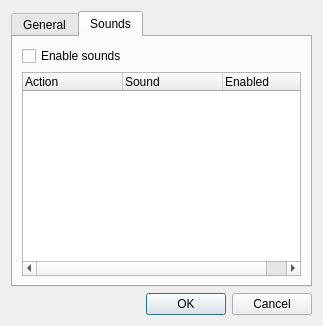
Before: the Qt Designer form acclient/trunk/ui/preferencesdialog.ui in mbpolan/alert-chat, drawn with Qt 5.
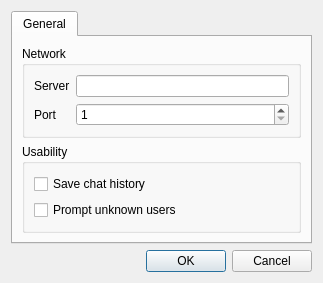
After: the same form once the commit is applied. The open tabs and pages were chosen to show the change.

Commit message: - Added "About" dialog - Fixed window dimensions of certain dialogs - Removed the sounds tab from Preferences dialog

Diff of the .ui file:
```diff
--- a/acclient/trunk/ui/preferencesdialog.ui
+++ b/acclient/trunk/ui/preferencesdialog.ui
@@ -7,7 +7,7 @@
     <x>0</x>
     <y>0</y>
     <width>323</width>
-    <height>326</height>
+    <height>271</height>
    </rect>
   </property>
   <property name="windowTitle">
@@ -16,6 +16,9 @@
   <layout class="QVBoxLayout" name="verticalLayout_6">
    <item>
     <widget class="QTabWidget" name="tabWidget">
+     <property name="enabled">
+      <bool>true</bool>
+     </property>
      <property name="currentIndex">
       <number>0</number>
      </property>
@@ -106,42 +109,6 @@
        </item>
       </layout>
      </widget>
-     <widget class="QWidget" name="tab_2">
-      <attribute name="title">
-       <string>Sounds</string>
-      </attribute>
-      <layout class="QVBoxLayout" name="verticalLayout_5">
-       <item>
-        <widget class="QCheckBox" name="enableSounds">
-         <property name="toolTip">
-          <string>Enable custom sound effects for the client.</string>
-         </property>
-         <property name="text">
-          <string>Enable sounds</string>
-         </property>
-        </widget>
-       </item>
-       <item>
-        <widget class="QTreeWidget" name="soundView">
-         <column>
-          <property name="text">
-           <string>Action</string>
-          </property>
-         </column>
-         <column>
-          <property name="text">
-           <string>Sound</string>
-          </property>
-         </column>
-         <column>
-          <property name="text">
-           <string>Enabled</string>
-          </property>
-         </column>
-        </widget>
-       </item>
-      </layout>
-     </widget>
     </widget>
    </item>
    <item>
```
The commit also changes 2 other files.
